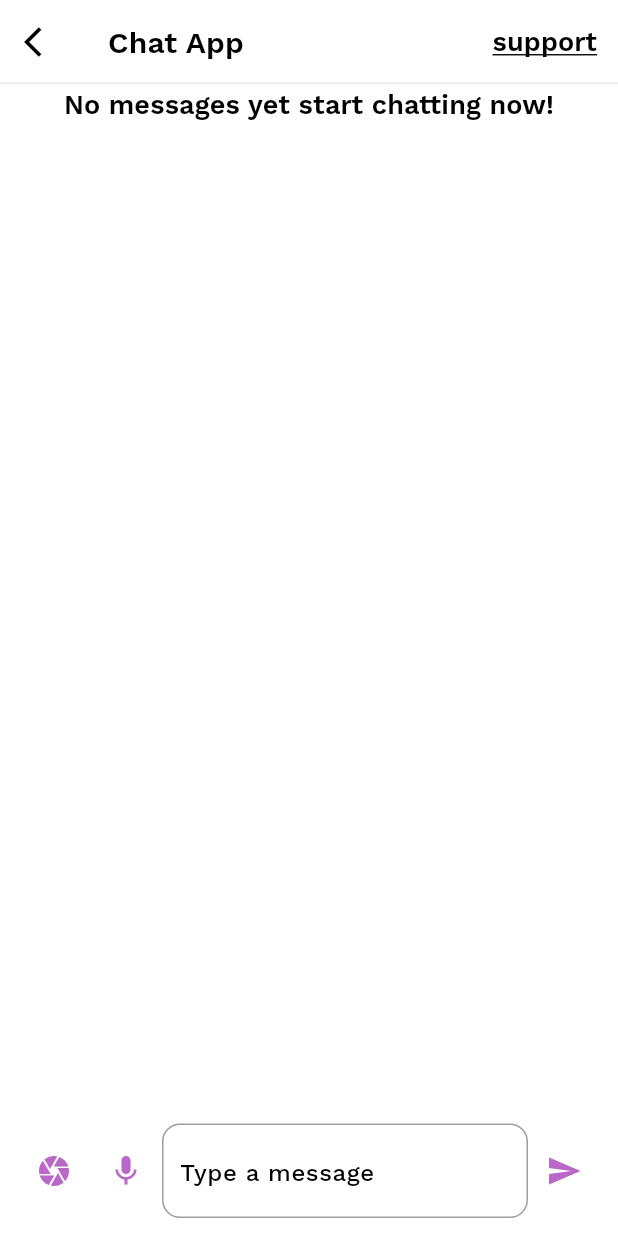
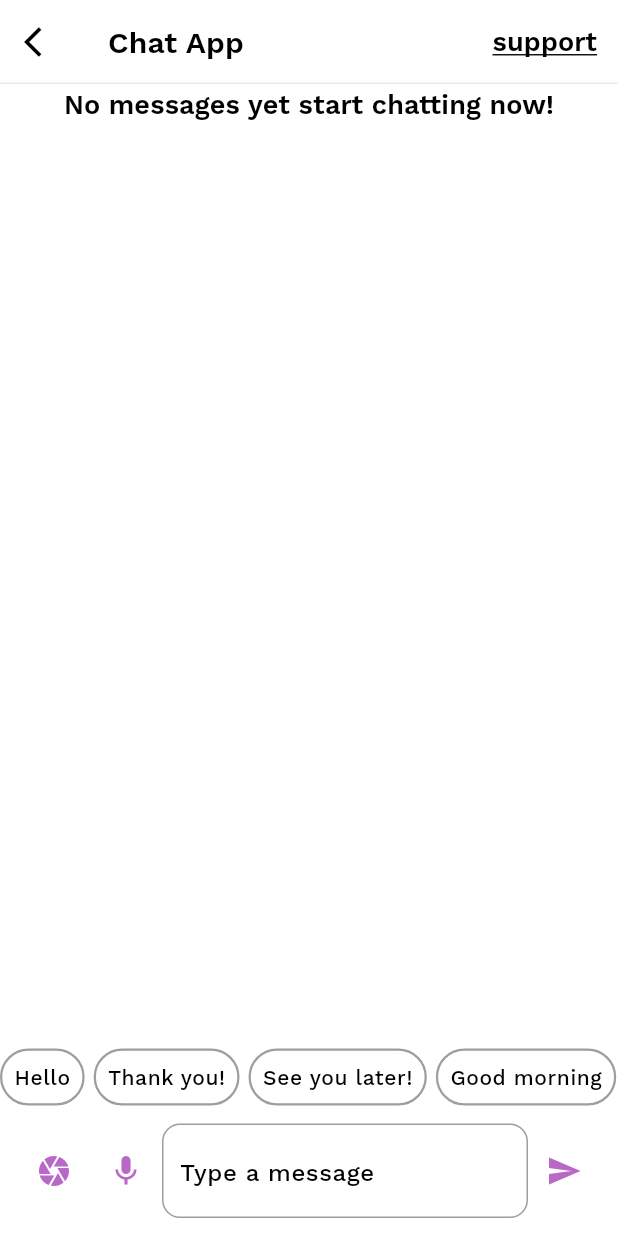
Before and after one commit to Cglassm/chat_app, a Flutter app: the ChatView screen opened directly, after a tap on "support", on a phone screen of 412 x 824 dp. Run offline on Flutter 3.47's test engine with Material 2 defaults, Android fonts, the phone set to English and light mode, and no system bars; our stand-ins replace bloc, equatable, flutter_bloc, flutter_svg, go_router, image_cropper and 1 more; generated files the repository leaves out were written again.

Commit message:
feat: messages options and bot response

```diff
--- a/lib/chat/bloc/chat_bloc.dart
+++ b/lib/chat/bloc/chat_bloc.dart
@@ -1,5 +1,6 @@
 import 'dart:async';
 
+import 'package:chat_app/utils/utils.dart';
 import 'package:chat_repository/chat_repository.dart';
 
 import 'package:equatable/equatable.dart';
@@ -77,9 +78,10 @@ class ChatBloc extends Bloc<ChatEvent, ChatState> {
       );
     }
 
+    final botResponse = getBotResponse(event.message);
     newMessages.add(
       ChatMessage(
-        message: 'Message received!',
+        message: botResponse,
         dateTime: DateTime.now(),
         isUser: false,
         id: botResponseId,
--- a/lib/chat/widgets/chat_input_bar.dart
+++ b/lib/chat/widgets/chat_input_bar.dart
@@ -18,7 +18,10 @@ class ChatInputBar extends StatelessWidget {
     final status = context.select(
       (ChatBloc bloc) => bloc.state.status,
     );
-    return Container(
+    return Column(
+      children: [
+        QuickMessageChipsList(),
+        Container(
           padding: const EdgeInsets.all(CHSpacing.md),
           child: Row(
             children: [
@@ -44,6 +47,8 @@ class ChatInputBar extends StatelessWidget {
                 ),
             ],
           ),
+        ),
+      ],
     );
   }
 }
--- /dev/null
+++ b/lib/chat/widgets/quick_message_chip_list.dart
@@ -0,0 +1,48 @@
+import 'package:chat_app/chat/chat.dart';
+import 'package:chat_app_ui/chat_app_ui.dart';
+import 'package:flutter/material.dart';
+import 'package:flutter_bloc/flutter_bloc.dart';
+
+class QuickMessageChipsList extends StatelessWidget {
+  QuickMessageChipsList({super.key});
+
+  final List<String> quickMessages = [
+    'Hello',
+    'Thank you!',
+    'See you later!',
+    'Good morning',
+    'Good afternoon',
+    'What are your functions?',
+  ];
+
+  @override
+  Widget build(BuildContext context) {
+    final theme = Theme.of(context);
+
+    return SizedBox(
+      height: CHSpacing.s44,
+      child: ListView.separated(
+        scrollDirection: Axis.horizontal,
+        separatorBuilder: (context, index) {
+          return const SizedBox(
+            width: CHSpacing.s,
+          );
+        },
+        itemCount: quickMessages.length,
+        itemBuilder: (_, int index) {
+          final message = quickMessages[index];
+          return CHChip(
+            onTap: () {
+              context.read<ChatBloc>().add(MessageSent(message: message));
+            },
+            margin: const EdgeInsets.only(top: CHSpacing.s),
+            child: Text(
+              message,
+              style: theme.textTheme.labelLarge,
+            ),
+          );
+        },
+      ),
+    );
+  }
+}
--- a/lib/chat/widgets/widgets.dart
+++ b/lib/chat/widgets/widgets.dart
@@ -2,6 +2,7 @@ export 'chat_bubble.dart';
 export 'chat_image_field.dart';
 export 'chat_input_bar.dart';
 export 'empty_chat_body.dart';
+export 'quick_message_chip_list.dart';
 export 'select_media_bottom_sheet.dart';
 export 'send_message_icon_button.dart';
 export 'show_delete_message_dialog.dart';
--- /dev/null
+++ b/lib/utils/bot_response.dart
@@ -0,0 +1,18 @@
+String getBotResponse(String message) {
+  switch (message) {
+    case 'Hello':
+      return 'Hello, how can I help?';
+    case 'Thank you!':
+      return "You're welcome!";
+    case 'See you later!':
+      return 'Hope to see you soon!';
+    case 'Good morning':
+      return 'Good morning to you!';
+    case 'Good afternoon':
+      return 'Good afternoon to you!';
+    case 'What are your functions?':
+      return 'I can help you chat, send pictures, and more!';
+    default:
+      return 'Message received!';
+  }
+}
--- a/lib/utils/utils.dart
+++ b/lib/utils/utils.dart
@@ -1,3 +1,4 @@
+export 'bot_response.dart';
 export 'format_date.dart';
 export 'launch_url.dart';
 export 'text_scale_factor.dart';
--- a/packages/chat_app_ui/lib/src/spacing/chat_app_spacing.dart
+++ b/packages/chat_app_ui/lib/src/spacing/chat_app_spacing.dart
@@ -10,6 +10,9 @@ abstract class CHSpacing {
 
   /// xs spacing value (4pt)
   static const double xs = 0.25 * spaceUnit;
+
+  /// s spacing value (6pt)
+  static const double s = 0.375 * spaceUnit;
 
   /// sm spacing value (8pt)
   static const double sm = 0.5 * spaceUnit;
@@ -41,8 +44,11 @@ abstract class CHSpacing {
   /// s20
   static const double s20 = 20;
 
+  /// s22
+  static const double s22 = 22;
+
   /// s40
-  static const double s40 = 40;
+  static const double s44 = 44;
 
   /// s52
   static const double s52 = 52;
--- /dev/null
+++ b/packages/chat_app_ui/lib/src/widgets/chat_app_chip.dart
@@ -0,0 +1,53 @@
+import 'package:chat_app_ui/chat_app_ui.dart';
+import 'package:flutter/material.dart';
+
+class CHChip extends StatelessWidget {
+  const CHChip({
+    required this.child,
+    required this.onTap,
+    this.height,
+    this.width,
+    this.borderRadius,
+    this.borderColor,
+    this.backgroundColor,
+    this.padding,
+    this.margin,
+    super.key,
+  });
+
+  final Widget child;
+  final double? height;
+  final double? width;
+  final double? borderRadius;
+  final Color? borderColor;
+  final Color? backgroundColor;
+  final EdgeInsetsGeometry? padding;
+  final EdgeInsetsGeometry? margin;
+  final VoidCallback onTap;
+
+  @override
+  Widget build(BuildContext context) {
+    final isDarkMode = Theme.of(context).brightness == Brightness.dark;
+    return InkWell(
+      onTap: onTap,
+      child: Container(
+        height: height,
+        width: width,
+        margin: margin,
+        padding: padding ?? const EdgeInsets.all(CHSpacing.sm),
+        decoration: BoxDecoration(
+          color:
+              backgroundColor ?? (isDarkMode ? CHColors.black : CHColors.white),
+          border: Border.all(
+            color: borderColor ?? CHColors.grey,
+            width: 1.5,
+          ),
+          borderRadius: BorderRadius.all(
+            Radius.circular(borderRadius ?? CHSpacing.s22),
+          ),
+        ),
+        child: child,
+      ),
+    );
+  }
+}
--- a/packages/chat_app_ui/lib/src/widgets/chat_app_dialog.dart
+++ b/packages/chat_app_ui/lib/src/widgets/chat_app_dialog.dart
@@ -31,7 +31,7 @@ class CHDialog extends StatelessWidget {
 
     return AlertDialog(
       actionsPadding: const EdgeInsets.only(
-        bottom: CHSpacing.s40,
+        bottom: CHSpacing.xxlg,
       ),
       backgroundColor: backgroundColor ?? CHColors.veryLightLilac,
       shape: RoundedRectangleBorder(
--- a/packages/chat_app_ui/lib/src/widgets/widgets.dart
+++ b/packages/chat_app_ui/lib/src/widgets/widgets.dart
@@ -1,5 +1,6 @@
 export 'chat_app_app_bar.dart';
 export 'chat_app_bottom_sheet_tile.dart';
+export 'chat_app_chip.dart';
 export 'chat_app_dialog.dart';
 export 'chat_app_outlined_button.dart';
 export 'chat_app_text_field.dart';
```
Lines whose indentation alone changed are shown as unchanged.
